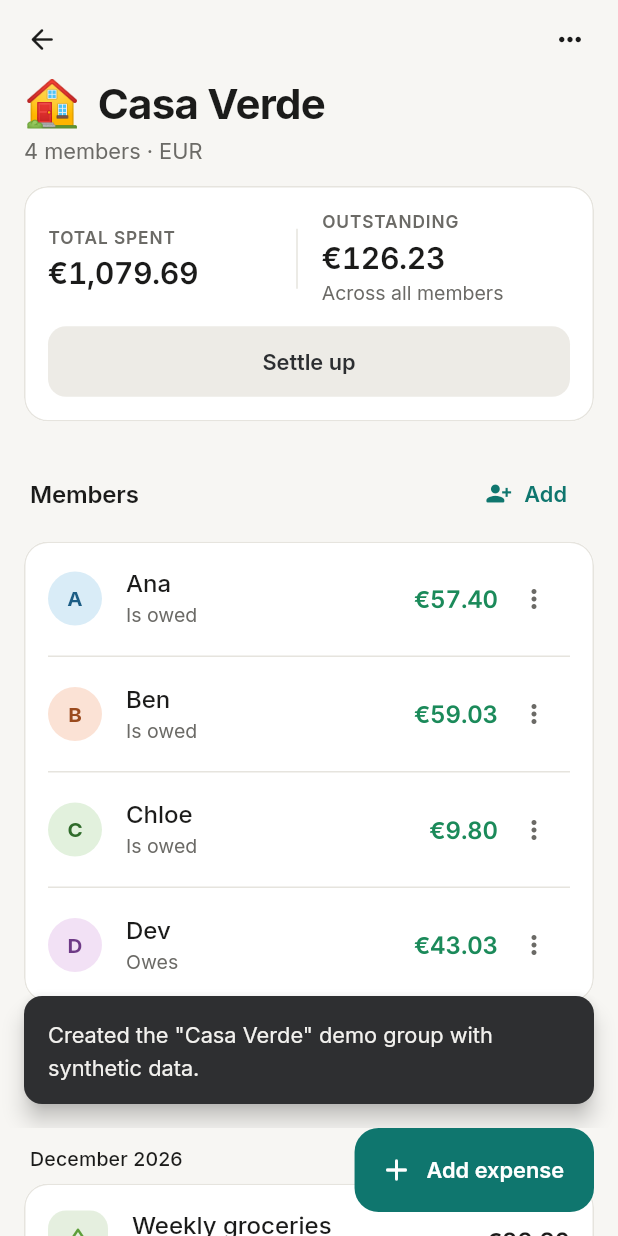
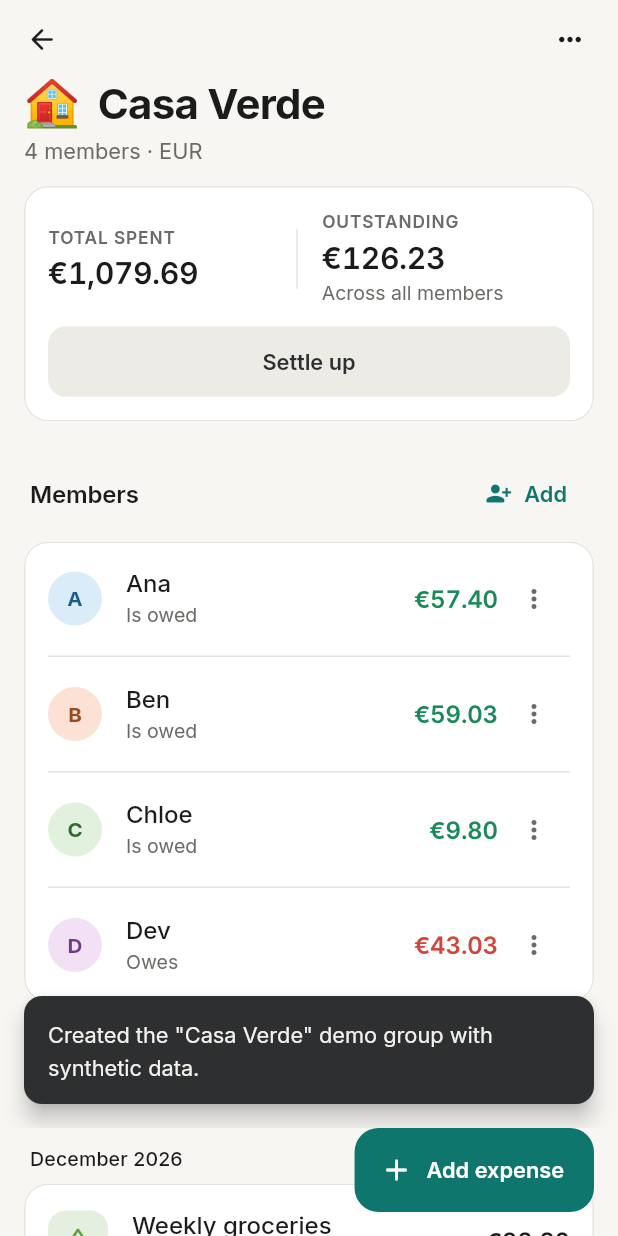
Before and after one commit to mateoosoriodelhonte/fairshare, a Flutter app: the screen it shows after launch, after a tap on "Explore with demo data", on a phone screen of 412 x 824 dp. Run offline on Flutter 3.47's test engine with Material 3 defaults, Android fonts, the phone set to English and light mode, and no system bars; our stand-ins replace drift, drift_flutter, flutter_riverpod, go_router; missing offline and left inert: file_selector; accounts and stored records are empty; generated files the repository leaves out were written again.

Commit message:
Colour member balances by sign and compact the peak-month label
The member list showed amounts owed in green because the absolute value
was coloured; the colour now follows the signed balance. The bar chart's
peak label drops cents once the amount reaches three figures so it fits
the column instead of truncating.

Co-Authored-By: Claude Fable 5.1 <noreply@anthropic.com>

```diff
--- a/lib/features/groups/group_screen.dart
+++ b/lib/features/groups/group_screen.dart
@@ -320,7 +320,12 @@ class _MemberRow extends ConsumerWidget {
       trailing: Row(
         mainAxisSize: MainAxisSize.min,
         children: [
-          MoneyText(balance.abs(), colored: !balance.isZero, style: context.text.titleMedium),
+          MoneyText(
+            balance.abs(),
+            style: context.text.titleMedium?.copyWith(
+              color: context.palette.forSign(balance.minorUnits, neutral: context.colors.onSurface),
+            ),
+          ),
           PopupMenuButton<String>(
             tooltip: 'Member options',
             icon: const Icon(Icons.more_vert_rounded, size: 20),
--- a/lib/ui/charts/monthly_bar_chart.dart
+++ b/lib/ui/charts/monthly_bar_chart.dart
@@ -84,7 +84,7 @@ class MonthlyBarChart extends StatelessWidget {
                                       child: FittedBox(
                                         fit: BoxFit.scaleDown,
                                         child: Text(
-                                          Money(p.value, currency).format(),
+                                          _compact(Money(p.value, currency)),
                                           style: context.text.labelSmall?.tabular.copyWith(
                                             color: context.colors.onSurface,
                                           ),
@@ -129,6 +129,13 @@ class MonthlyBarChart extends StatelessWidget {
   }
 }
 
+/// Whole units once the amount is large enough that cents are noise in a
+/// narrow bar column (e.g. `€751` instead of `€751.37`).
+String _compact(Money m) {
+  if (m.currency.decimalDigits == 0 || m.minorUnits.abs() < 100 * m.currency.minorUnitsPerMajor) return m.format();
+  return Money(m.minorUnits - m.minorUnits % m.currency.minorUnitsPerMajor, m.currency).format().split('.').first;
+}
+
 class _DashedLinePainter extends CustomPainter {
   _DashedLinePainter({required this.color});
 
```
